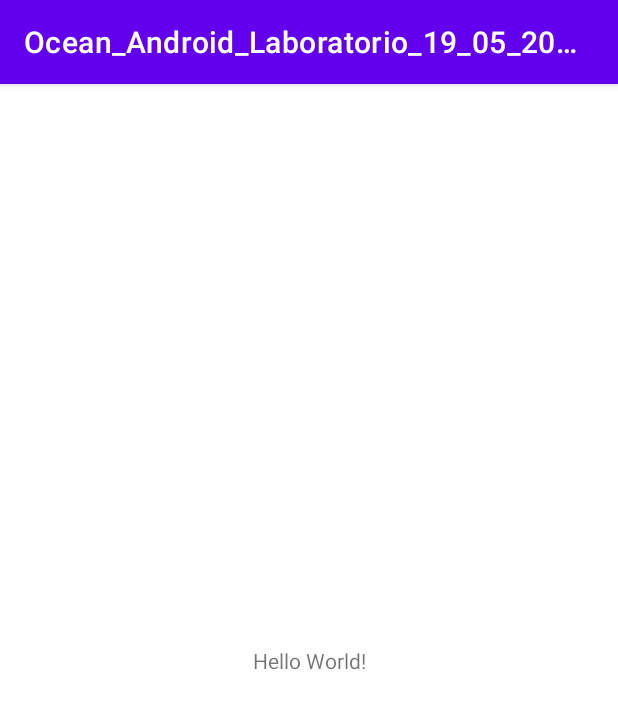
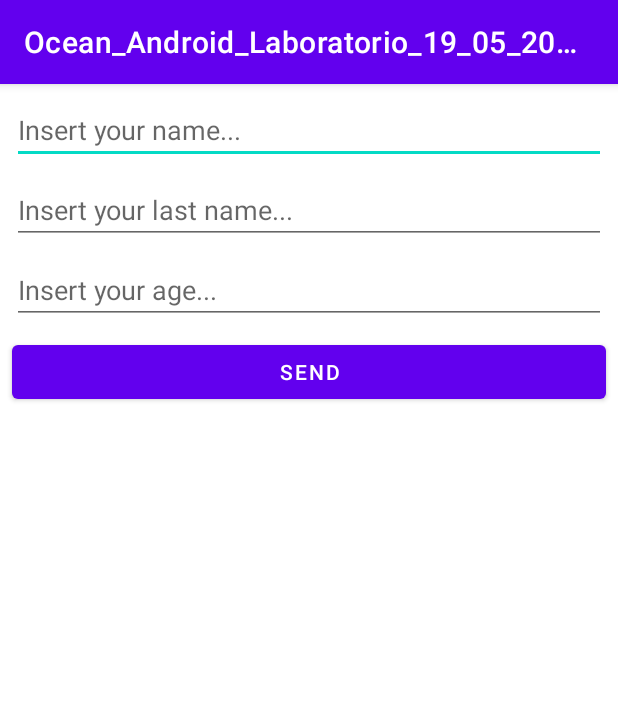
Before and after one commit to paulosalvatore/Ocean_Android_Laboratorio_19_05_2021, an Android app: the screen it shows after launch (MainActivity), on a phone screen of 412 x 824 dp. Shown: the top 709 px of the screen. Run offline under Robolectric (Android 15) with nearby library versions, the phone set to English and light mode, and no system bars.

Commit message:
Activity_Main.xml criada

```diff
--- a/app/src/main/res/layout/activity_main.xml
+++ b/app/src/main/res/layout/activity_main.xml
@@ -6,13 +6,78 @@
     android:layout_height="match_parent"
     tools:context=".MainActivity">
 
+    <EditText
+        android:id="@+id/etName"
+        android:layout_width="0dp"
+        android:layout_height="wrap_content"
+        android:layout_marginStart="8dp"
+        android:layout_marginLeft="8dp"
+        android:layout_marginTop="8dp"
+        android:layout_marginEnd="8dp"
+        android:layout_marginRight="8dp"
+        android:ems="10"
+        android:hint="@string/insert_your_name"
+        android:inputType="textPersonName"
+        app:layout_constraintEnd_toEndOf="parent"
+        app:layout_constraintStart_toStartOf="parent"
+        app:layout_constraintTop_toTopOf="parent" />
+
+    <EditText
+        android:id="@+id/etLastName"
+        android:layout_width="0dp"
+        android:layout_height="wrap_content"
+        android:layout_marginStart="8dp"
+        android:layout_marginLeft="8dp"
+        android:layout_marginTop="8dp"
+        android:layout_marginEnd="8dp"
+        android:layout_marginRight="8dp"
+        android:ems="10"
+        android:hint="@string/insert_your_last_name"
+        android:inputType="textPersonName"
+        app:layout_constraintEnd_toEndOf="parent"
+        app:layout_constraintStart_toStartOf="parent"
+        app:layout_constraintTop_toBottomOf="@+id/etName" />
+
+    <EditText
+        android:id="@+id/etAge"
+        android:layout_width="0dp"
+        android:layout_height="wrap_content"
+        android:layout_marginStart="8dp"
+        android:layout_marginLeft="8dp"
+        android:layout_marginTop="8dp"
+        android:layout_marginEnd="8dp"
+        android:layout_marginRight="8dp"
+        android:ems="10"
+        android:hint="@string/insert_your_age"
+        android:inputType="number"
+        app:layout_constraintEnd_toEndOf="parent"
+        app:layout_constraintStart_toStartOf="parent"
+        app:layout_constraintTop_toBottomOf="@+id/etLastName" />
+
+    <Button
+        android:id="@+id/btSend"
+        android:layout_width="0dp"
+        android:layout_height="wrap_content"
+        android:layout_marginStart="8dp"
+        android:layout_marginLeft="8dp"
+        android:layout_marginTop="8dp"
+        android:layout_marginEnd="8dp"
+        android:layout_marginRight="8dp"
+        android:text="@string/send"
+        app:layout_constraintEnd_toEndOf="parent"
+        app:layout_constraintStart_toStartOf="parent"
+        app:layout_constraintTop_toBottomOf="@+id/etAge" />
+
     <TextView
+        android:id="@+id/tvResult"
         android:layout_width="wrap_content"
         android:layout_height="wrap_content"
-        android:text="Hello World!"
-        app:layout_constraintBottom_toBottomOf="parent"
+        android:layout_marginLeft="8dp"
+        android:layout_marginTop="8dp"
+        android:layout_marginRight="8dp"
+        android:textSize="24sp"
         app:layout_constraintLeft_toLeftOf="parent"
         app:layout_constraintRight_toRightOf="parent"
-        app:layout_constraintTop_toTopOf="parent" />
-
+        app:layout_constraintTop_toBottomOf="@+id/btSend"
+        tools:text="Result" />
 </androidx.constraintlayout.widget.ConstraintLayout>
--- a/app/src/main/res/values/strings.xml
+++ b/app/src/main/res/values/strings.xml
@@ -1,3 +1,7 @@
 <resources>
     <string name="app_name">Ocean_Android_Laboratorio_19_05_2021</string>
+    <string name="insert_your_name">Insert your name...</string>
+    <string name="insert_your_last_name">Insert your last name...</string>
+    <string name="insert_your_age">Insert your age...</string>
+    <string name="send">Send</string>
 </resources>
```
Also changed, not shown: app/src/main/java/com/oceanbrasil/ocean_android_laboratorio_19_05_2021/MainActivity.kt (+16 -0 lines), 1 other file.
